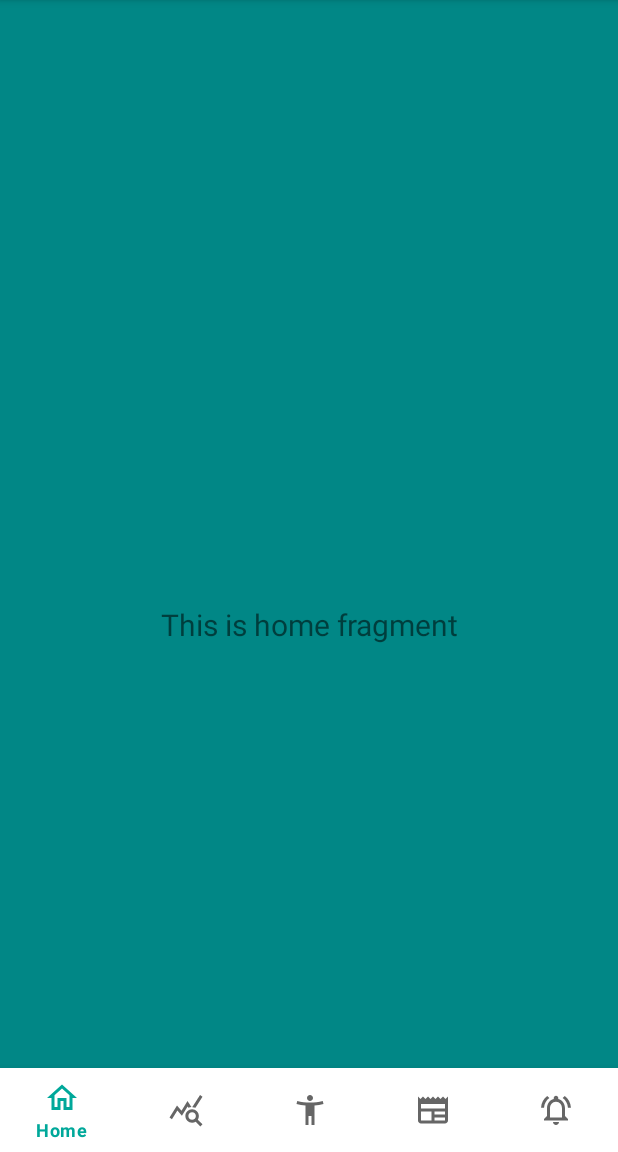
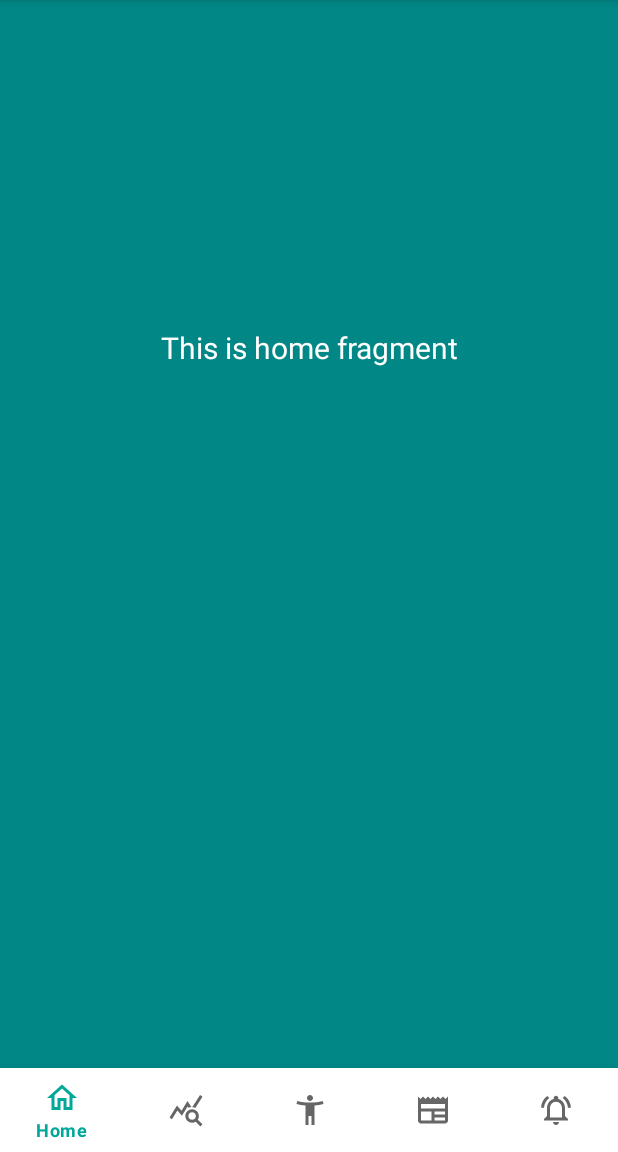
Before and after one commit to mariamiguel01/PROJETO_CMEB, an Android app: the HomeFragment screen opened directly, with no data from a screen before it, on a phone screen of 412 x 824 dp, the part 84-1236 px from its top. Run offline under Robolectric (Android 15) with nearby library versions, the light colour scheme and no system bars.

Commit message:
initial page

```diff
--- a/app/src/main/res/layout/activity_main.xml
+++ b/app/src/main/res/layout/activity_main.xml
@@ -27,9 +27,11 @@
         android:layout_height="match_parent"
         app:defaultNavHost="true"
         app:layout_constraintBottom_toTopOf="@id/nav_view"
+        app:layout_constraintHorizontal_bias="0.0"
         app:layout_constraintLeft_toLeftOf="parent"
         app:layout_constraintRight_toRightOf="parent"
         app:layout_constraintTop_toTopOf="parent"
+        app:layout_constraintVertical_bias="1.0"
         app:navGraph="@navigation/mobile_navigation" />
 
 </androidx.constraintlayout.widget.ConstraintLayout>
--- a/app/src/main/res/layout/fragment_home.xml
+++ b/app/src/main/res/layout/fragment_home.xml
@@ -4,6 +4,7 @@
     xmlns:tools="http://schemas.android.com/tools"
     android:layout_width="match_parent"
     android:layout_height="match_parent"
+    android:background="@color/teal_700"
     tools:context=".ui.home.HomeFragment">
 
     <TextView
@@ -13,10 +14,15 @@
         android:layout_marginStart="8dp"
         android:layout_marginTop="8dp"
         android:layout_marginEnd="8dp"
+        android:text="Hi! Let's see how you are doing!"
         android:textAlignment="center"
+        android:textColor="@color/white"
         android:textSize="20sp"
         app:layout_constraintBottom_toBottomOf="parent"
         app:layout_constraintEnd_toEndOf="parent"
+        app:layout_constraintHorizontal_bias="0.0"
         app:layout_constraintStart_toStartOf="parent"
-        app:layout_constraintTop_toTopOf="parent" />
+        app:layout_constraintTop_toTopOf="parent"
+        app:layout_constraintVertical_bias="0.228" />
+
 </androidx.constraintlayout.widget.ConstraintLayout>
```
